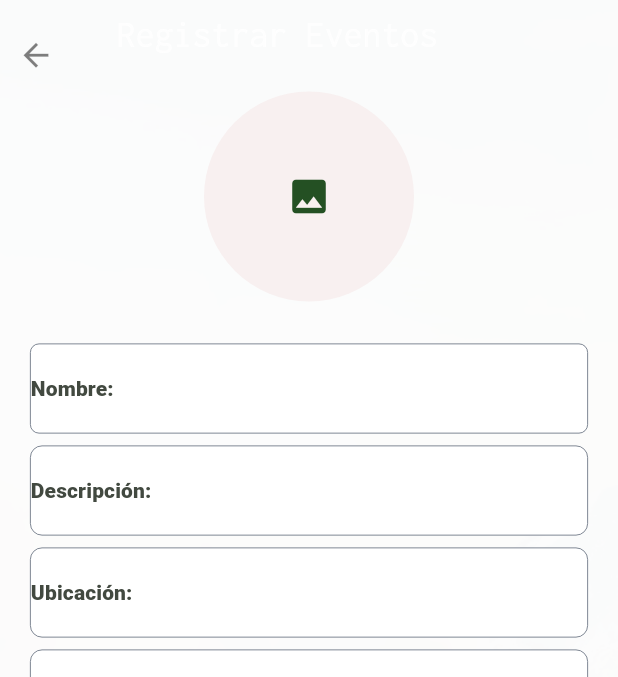
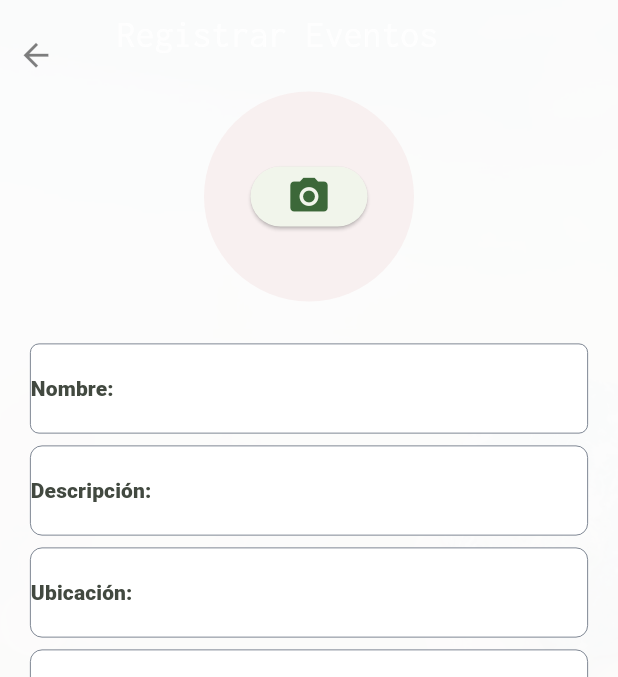
Before and after one commit to MarcelaM18/Aplicacion_Movil2, a Flutter app: the EventoRegistro screen opened directly, on a phone screen of 412 x 824 dp, the part 84-761 px from its top. Run offline on Flutter 3.47's test engine with Material 2 defaults, Android fonts, the light colour scheme and no system bars; our stand-ins replace carousel_slider, image_picker.

Commit message:
commit dinal

```diff
--- a/lib/dominio/models/event.dart
+++ b/lib/dominio/models/event.dart
@@ -7,4 +7,6 @@ class Event{
 
   Event({required this.name, required this.description, required this.location, required this.date, required this.photo});
 
+  void removeAt(int index) {}
+
 }
--- a/lib/presentation/screens/event_registration.dart
+++ b/lib/presentation/screens/event_registration.dart
@@ -36,7 +36,7 @@ class _EventoRegistroState extends State<EventoRegistro> {
   }
   }
 
-                Widget _buildAvatarChild() {
+Widget _buildAvatarChild() {
   if (photo.isNotEmpty) {
     return Image.network(
       photo,
@@ -61,7 +61,9 @@ class _EventoRegistroState extends State<EventoRegistro> {
       appBar:  MenuAppbar(),
       drawer:  NavegationDrawer(),
       backgroundColor: Colors.transparent,
-      body: Stack(
+      body: SingleChildScrollView(
+        child:
+      Stack(
         children: [
           // Background Image
           Positioned.fill(
@@ -116,17 +118,10 @@ class _EventoRegistroState extends State<EventoRegistro> {
                   ),
                 ],
               ),
-if(photo.isEmpty)
 CircleAvatar(
-  backgroundColor: Color.fromARGB(207, 247, 237, 237),
-  child: Icon(Icons.photo,
-  size: 30),
-  radius: 70.0
-),
-if(photo.isNotEmpty)
-CircleAvatar(
-  backgroundImage: FileImage(File(photo)),
-  radius: 70.0),
+                backgroundColor: Color.fromARGB(207, 247, 237, 237),
+                radius: 70.0,
+                child: _buildAvatarChild(),),
       //FORMULARIO
         SingleChildScrollView(
           padding: const EdgeInsets.all(20.0),
@@ -323,6 +318,7 @@ Container(
             ],
           ),
         ]),
+      )
       );
 
 
--- a/pubspec.yaml
+++ b/pubspec.yaml
@@ -42,6 +42,7 @@ dependencies:
 dev_dependencies:
   flutter_test:
     sdk: flutter
+
 
   # The "flutter_lints" package below contains a set of recommended lints to
   # encourage good coding practices. The lint set provided by the package is
```
Also changed, not shown: lib/presentation/screens/second_page.dart (+24 -8 lines), pubspec.lock.
